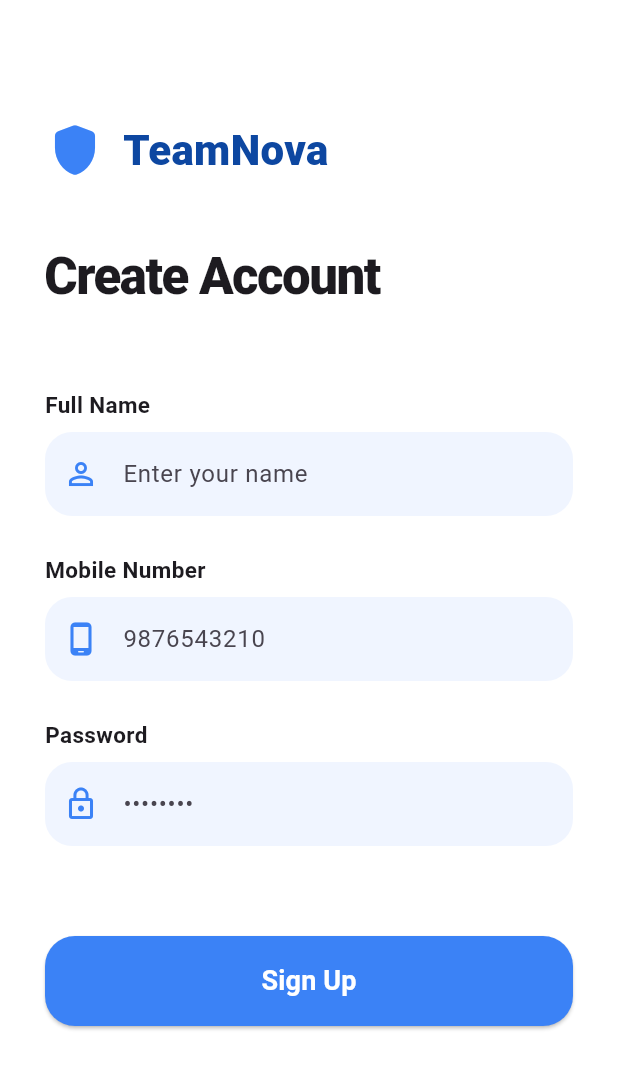
After one commit to akashamalan/user_portal, a Flutter app: the SignupScreen screen opened directly, on a phone screen of 412 x 824 dp. The commit adds this screen. Shown: the top 1069 px of the screen. Run offline on Flutter 3.47's test engine with Material 3 defaults, Android fonts, the phone set to English and light mode, and no system bars; Roboto replaces fonts that are missing (SF Pro Display).

Commit message:
Your commit message here

```diff
--- a/lib/SignRegister.dart
+++ b/lib/SignRegister.dart
@@ -1,5 +1,4 @@
 import 'package:flutter/material.dart';
-import 'package:flutter/services.dart';
 
 class SignRegisterScreen extends StatefulWidget {
   const SignRegisterScreen({super.key});
--- /dev/null
+++ b/lib/Signup.dart
@@ -0,0 +1,105 @@
+import 'package:flutter/material.dart';
+// ERROR 1 FIX: You must import the file where VolumeCustomizationScreen is defined
+import 'VolumeCustomization.dart';
+
+class SignupScreen extends StatefulWidget {
+  const SignupScreen({super.key});
+
+  @override
+  State<SignupScreen> createState() => _SignupScreenState();
+}
+
+class _SignupScreenState extends State<SignupScreen> {
+  static const Color primaryBlue = Color(0xFF3B82F6);
+  static const Color lightBlueBg = Color(0xFFF0F5FF);
+
+  @override
+  Widget build(BuildContext context) {
+    return Scaffold(
+      backgroundColor: Colors.white,
+      body: SingleChildScrollView(
+        child: Padding(
+          padding: const EdgeInsets.symmetric(horizontal: 30.0),
+          child: Column(
+            crossAxisAlignment: CrossAxisAlignment.start,
+            children: [
+              const SizedBox(height: 80),
+              const Row(
+                children: [
+                  Icon(Icons.shield_rounded, color: primaryBlue, size: 40),
+                  SizedBox(width: 12),
+                  Text(
+                    "TeamNova",
+                    style: TextStyle(
+                      fontSize: 28,
+                      fontWeight: FontWeight.w900,
+                      color: Color(0xFF0D47A1)
+                    )
+                  ),
+                ],
+              ),
+              const SizedBox(height: 40),
+              const Text(
+                "Create Account",
+                style: TextStyle(fontSize: 34, fontWeight: FontWeight.w900, letterSpacing: -1.0)
+              ),
+              const SizedBox(height: 50),
+              _buildField("Full Name", "Enter your name", Icons.person_outline),
+              const SizedBox(height: 25),
+              _buildField("Mobile Number", "9876543210", Icons.phone_android_rounded, isPhone: true),
+              const SizedBox(height: 25),
+              _buildField("Password", "••••••••", Icons.lock_outline, isPassword: true),
+              const SizedBox(height: 60),
+              SizedBox(
+                width: double.infinity,
+                height: 60,
+                child: ElevatedButton(
+                  onPressed: () {
+                    // Navigate to SOS Customization
+                    Navigator.push(
+                      context,
+                      MaterialPageRoute(builder: (context) => const VolumeCustomizationScreen())
+                    );
+                  },
+                  style: ElevatedButton.styleFrom(
+                    backgroundColor: primaryBlue,
+                    shape: RoundedRectangleBorder(borderRadius: BorderRadius.circular(20)),
+                  ),
+                  child: const Text(
+                    "Sign Up",
+                    style: TextStyle(fontSize: 18, fontWeight: FontWeight.bold, color: Colors.white)
+                  ),
+                ),
+              ),
+              const SizedBox(height: 40), // Added padding for better scroll feel
+            ],
+          ),
+        ),
+      ),
+    );
+  }
+
+  Widget _buildField(String label, String hint, IconData icon, {bool isPassword = false, bool isPhone = false}) {
+    return Column(
+      crossAxisAlignment: CrossAxisAlignment.start,
+      children: [
+        Text(label, style: const TextStyle(fontWeight: FontWeight.bold, fontSize: 15)),
+        const SizedBox(height: 8),
+        TextField(
+          obscureText: isPassword,
+          keyboardType: isPhone ? TextInputType.phone : TextInputType.text,
+          decoration: InputDecoration(
+            hintText: hint,
+            prefixIcon: Icon(icon, color: primaryBlue),
+            filled: true,
+            fillColor: lightBlueBg,
+            border: OutlineInputBorder(
+              borderRadius: BorderRadius.circular(18),
+              borderSide: BorderSide.none
+            ),
+          ),
+        ),
+      ],
+    );
+  }
+} // ERROR 2 FIX: Ensure this final closing bracket exists
--- a/lib/main.dart
+++ b/lib/main.dart
@@ -1,9 +1,6 @@
 import 'package:flutter/material.dart';
-import 'package:flutter/services.dart';
-import 'dart:ui';
 // IMPORT the new screens
 import 'SignRegister.dart';
-import 'VolumeCustomization.dart';
 
 void main() {
   runApp(const TeamNovaApp());
```
Also changed, not shown: assest/Screenshot 2026-03-06 032621.png (added), 1 other file.
